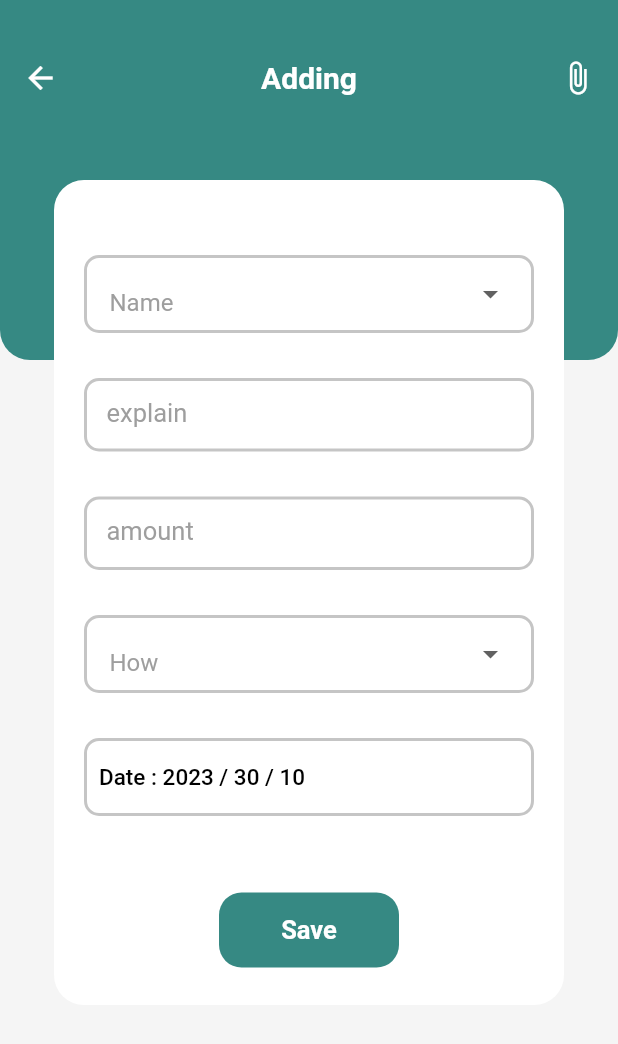
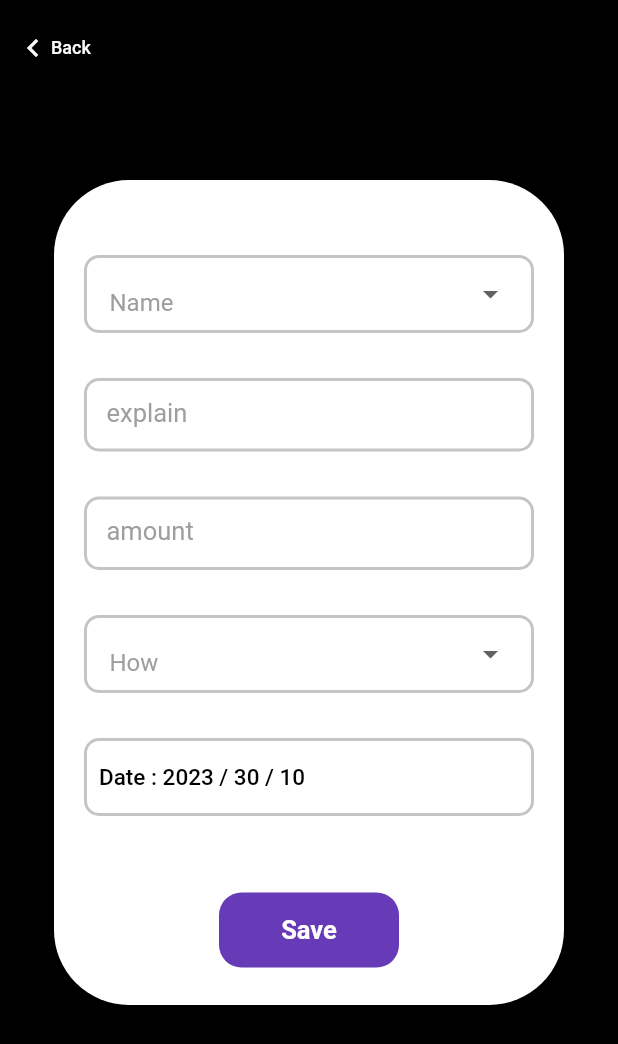
Before and after one commit to BatuhanSatilmis/Penny-Smart-Wallet, a Flutter app: the Add_Screen screen opened directly, on a phone screen of 412 x 824 dp. Shown: the top 1044 px of the screen. Run offline on Flutter 3.47's test engine with Material 2 defaults, Android fonts, the light colour scheme and no system bars; our stand-ins replace animate_do, hive, hive_flutter, ionicons, syncfusion_flutter_charts; accounts and stored records are empty.

Commit message:
add ✨ : add view visual update

```diff
--- a/penny_smart_wallet_app/lib/Screens/add.dart
+++ b/penny_smart_wallet_app/lib/Screens/add.dart
@@ -41,12 +41,12 @@ class _Add_ScreenState extends State<Add_Screen> {
 
   Widget build(BuildContext context) {
     return Scaffold(
-      backgroundColor: Colors.grey.shade100,
+      backgroundColor: Colors.black,
       body: SafeArea(
         child: Stack(
           alignment: AlignmentDirectional.center,
           children: [
-            background_container(context),
+            _backButton(context),
             Positioned(
               top: 120,
               child: main_container(),
@@ -60,7 +60,7 @@ class _Add_ScreenState extends State<Add_Screen> {
   Container main_container() {
     return Container(
       decoration: BoxDecoration(
-        borderRadius: BorderRadius.circular(20),
+        borderRadius: BorderRadius.circular(50),
         color: Colors.white,
       ),
       height: 550,
@@ -97,7 +97,7 @@ class _Add_ScreenState extends State<Add_Screen> {
         alignment: Alignment.center,
         decoration: BoxDecoration(
           borderRadius: BorderRadius.circular(15),
-          color: Color(0xff368983),
+          color: Colors.deepPurple,
         ),
         width: 120,
         height: 50,
@@ -311,52 +311,32 @@ class _Add_ScreenState extends State<Add_Screen> {
     );
   }
 
-  Column background_container(BuildContext context) {
-    return Column(
-      children: [
-        Container(
-          width: double.infinity,
-          height: 240,
-          decoration: BoxDecoration(
-            color: Color(0xff368983),
-            borderRadius: BorderRadius.only(
-              bottomLeft: Radius.circular(20),
-              bottomRight: Radius.circular(20),
-            ),
-          ),
-          child: Column(
-            children: [
-              SizedBox(height: 40),
-              Padding(
-                padding: EdgeInsets.symmetric(horizontal: 15),
-                child: Row(
-                  mainAxisAlignment: MainAxisAlignment.spaceBetween,
-                  crossAxisAlignment: CrossAxisAlignment.start,
-                  children: [
-                    GestureDetector(
-                      onTap: () {
-                        Navigator.of(context).pop();
-                      },
-                      child: Icon(Icons.arrow_back, color: Colors.white),
-                    ),
-                    Text(
-                      'Adding',
-                      style: TextStyle(
-                          fontSize: 20,
-                          fontWeight: FontWeight.w600,
-                          color: Colors.white),
-                    ),
-                    Icon(
-                      Icons.attach_file_outlined,
-                      color: Colors.white,
-                    )
-                  ],
-                ),
-              )
+  Widget _backButton(BuildContext context) {
+    return Positioned(
+      top: 10,
+      left: 0,
+      child: InkWell(
+        onTap: () {
+          Navigator.pop(context);
+        },
+        child: Container(
+          padding: const EdgeInsets.symmetric(horizontal: 10),
+          child: Row(
+            children: <Widget>[
+              Container(
+                padding: const EdgeInsets.only(left: 0, top: 10, bottom: 10),
+                child:
+                    Icon(Icons.keyboard_arrow_left, color: Colors.grey.shade50),
+              ),
+              Text('Back',
+                  style: TextStyle(
+                      fontSize: 12,
+                      fontWeight: FontWeight.w500,
+                      color: Colors.grey.shade50))
             ],
           ),
         ),
-      ],
+      ),
     );
   }
 }
```
